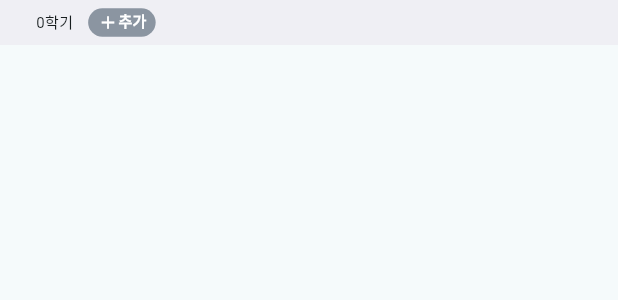
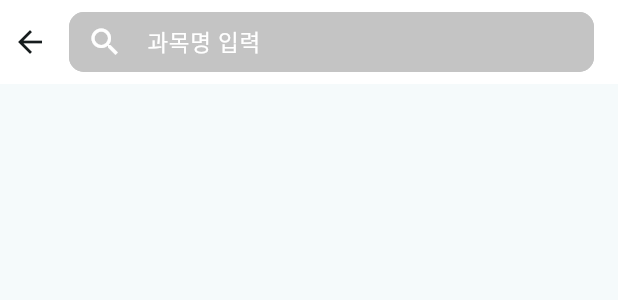
Before and after one commit to hanmo2000110/GraduationLion, a Flutter app: what semesterWithAdd() shows on an empty page, opened directly, after a tap on "추가", on a phone screen of 412 x 824 dp. Shown: the top 300 px of the screen. Run offline on Flutter 3.47's test engine with Material 2 defaults, Android fonts, the phone set to English and light mode, and no system bars; our stand-ins replace cloud_firestore, dots_indicator, firebase_auth, firebase_core, freezed_annotation, get and 1 more; accounts and stored records are empty.

Commit message:
addCoursePage 추가

```diff
--- a/lib/route/pages.dart
+++ b/lib/route/pages.dart
@@ -3,6 +3,7 @@ import 'package:graduationlion/screen/InitPage/initPage.dart';
 import 'package:graduationlion/screen/recommend.dart';
 import 'package:graduationlion/screen/mypage.dart';
 import 'package:graduationlion/screen/navigationPage.dart';
+import 'package:graduationlion/screen/addCourse.dart';
 
 import 'package:get/get.dart';
 import 'package:graduationlion/screen/splash.dart';
@@ -21,11 +22,11 @@ class AppPages {
     ),
     GetPage(
       name: Routes.login,
-      page: () => LoginPage(),
+      page: () => const LoginPage(),
     ),
     GetPage(
       name: Routes.init,
-      page: () => InitPage(),
+      page: () => const InitPage(),
     ),
     GetPage(
       name: Routes.navigation,
@@ -43,5 +44,9 @@ class AppPages {
       name: Routes.mypage,
       page: () => const MyPage(),
     ),
+    GetPage(
+      name: Routes.addcourse,
+      page: () => const addCoursePage(),
+    ),
   ];
 }
--- a/lib/route/routes.dart
+++ b/lib/route/routes.dart
@@ -8,4 +8,5 @@ abstract class Routes {
   static const home = '/home';
   static const recommned = '/recommend';
   static const mypage = '/mypage';
+  static const addcourse = '/addcourse';
 }
--- /dev/null
+++ b/lib/screen/addCourse.dart
@@ -0,0 +1,57 @@
+import 'package:flutter/material.dart';
+
+class addCoursePage extends StatefulWidget {
+  const addCoursePage({super.key});
+
+  @override
+  State<addCoursePage> createState() => addCoursePageState();
+}
+
+class addCoursePageState extends State<addCoursePage> {
+  @override
+  Widget build(BuildContext context) {
+    return Scaffold(
+        appBar: AppBar(
+          backgroundColor: Colors.white,
+          leadingWidth: 30,
+          title: const SizedBox(
+        height: 40,
+        child:
+        TextField(
+              cursorColor: Colors.white,
+            style: TextStyle(fontSize: 15, decorationThickness: 0, color: Colors.white),
+                  decoration: InputDecoration(
+                    prefixIcon: Icon(Icons.search, color: Colors.white),
+                    filled: true,
+                    fillColor: Color(0xffC4C4C4),
+                    contentPadding: EdgeInsets.symmetric(
+                      vertical: 8,
+                      horizontal: 16,
+                    ),
+                    enabledBorder: OutlineInputBorder(
+                        borderSide: BorderSide(width: 1, color: Color(0xffC4C4C4)),
+                        borderRadius: BorderRadius.all(
+                          Radius.circular(10),
+                        ),
+                      ),
+                    focusedBorder: OutlineInputBorder(
+                      borderSide: BorderSide(width: 1, color: Color(0xffC4C4C4)),
+                      borderRadius: BorderRadius.all(
+                        Radius.circular(10),
+                      ),
+                    ),
+                    border: OutlineInputBorder(
+                      borderRadius: BorderRadius.all(
+                        Radius.circular(10),
+                      ),
+                    ),
+                    hintText: '과목명 입력',
+                      hintStyle: TextStyle(color: Colors.white),
+                  ),
+
+          ),
+          ),
+        ),
+    );
+  }
+}
--- a/lib/screen/mypage.dart
+++ b/lib/screen/mypage.dart
@@ -1,8 +1,7 @@
 import 'package:flutter/material.dart';
-import 'package:get/get_state_manager/src/rx_flutter/rx_obx_widget.dart';
 import 'package:graduationlion/controller/coursecontroller.dart';
 import 'recommend.dart';
-import 'package:flutter_slidable/flutter_slidable.dart';
+import 'package:get/get.dart';
 
 class MyPage extends StatefulWidget {
   const MyPage({super.key});
@@ -47,6 +46,33 @@ class MyPageState extends State<MyPage> {
       ),
     );
   }
+}
+
+Widget courseView(List myCourseList) {
+  return ListView.separated(
+    shrinkWrap: true,
+    itemCount: myCourseList.length,
+    itemBuilder: (context, i) {
+      return ListTile(
+        visualDensity: const VisualDensity(vertical: -3),
+        contentPadding: const EdgeInsets.symmetric(horizontal: 24),
+        leading: Text(
+          '${myCourseList[i]['course']}',
+          style: const TextStyle(fontWeight: FontWeight.w500, fontSize: 14),
+        ),
+        trailing: Text(
+          '${myCourseList[i]['desc']}',
+          textAlign: TextAlign.end,
+          style: const TextStyle(
+              fontWeight: FontWeight.w500,
+              fontSize: 14,
+              color: Color(0xff8B95A1),
+              height: 1.1),
+        ),
+      );
+    },
+    separatorBuilder: (BuildContext context, int index) => divider(),
+  );
 }
 
 Widget myCourseInfo(int semester, List myCourseList){
@@ -188,7 +214,9 @@ Widget semesterWithAdd(int semester) {
             width: 45,
             margin: const EdgeInsets.only(left: 10),
             child: ElevatedButton(
-              onPressed: () {},
+              onPressed: () {
+                Get.toNamed('/addcourse');
+              },
               style: ElevatedButton.styleFrom(
                   elevation: 0.0,
                   minimumSize: Size.zero,
@@ -221,30 +249,3 @@ Widget semesterWithAdd(int semester) {
     ],
   );
 }
-
-Widget courseView(List myCourseList) {
-  return ListView.separated(
-      shrinkWrap: true,
-      itemCount: myCourseList.length,
-      itemBuilder: (context, i) {
-        return ListTile(
-          visualDensity: const VisualDensity(vertical: -3),
-          contentPadding: const EdgeInsets.symmetric(horizontal: 24),
-          leading: Text(
-            '${myCourseList[i]['course']}',
-            style: const TextStyle(fontWeight: FontWeight.w500, fontSize: 14),
-          ),
-          trailing: Text(
-            '${myCourseList[i]['desc']}',
-            textAlign: TextAlign.end,
-            style: const TextStyle(
-                fontWeight: FontWeight.w500,
-                fontSize: 14,
-                color: Color(0xff8B95A1),
-                height: 1.1),
-          ),
-        );
-      },
-      separatorBuilder: (BuildContext context, int index) => divider(),
-  );
-}
```
Also changed, not shown: lib/screen/recommend.dart (indentation only).
